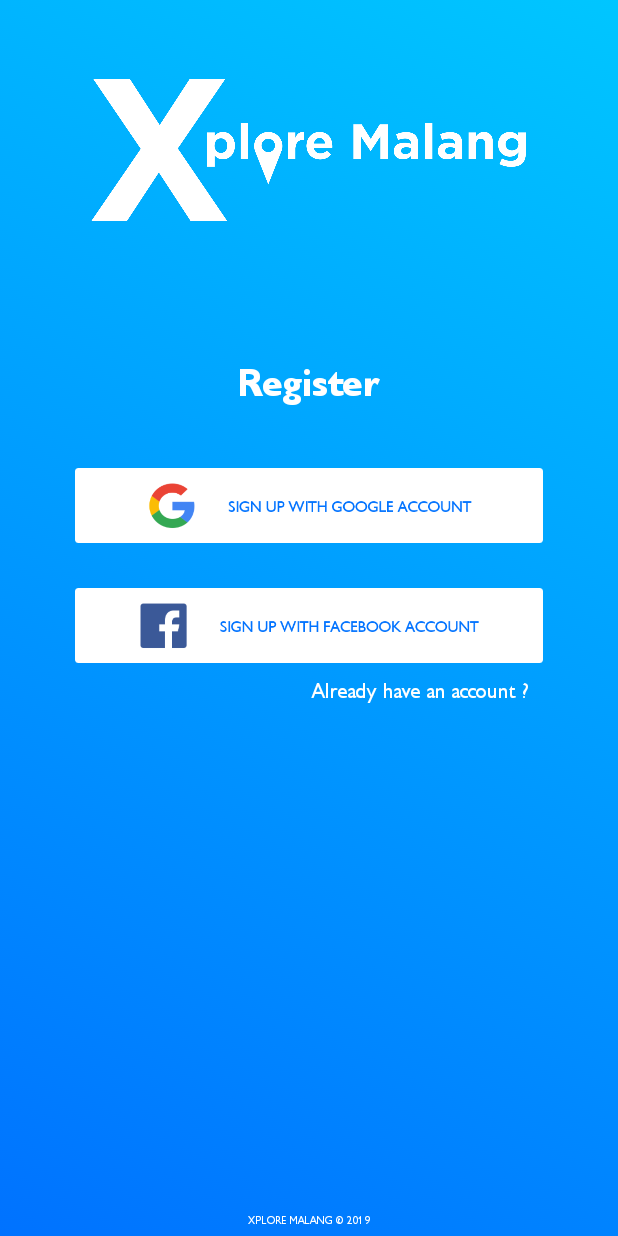
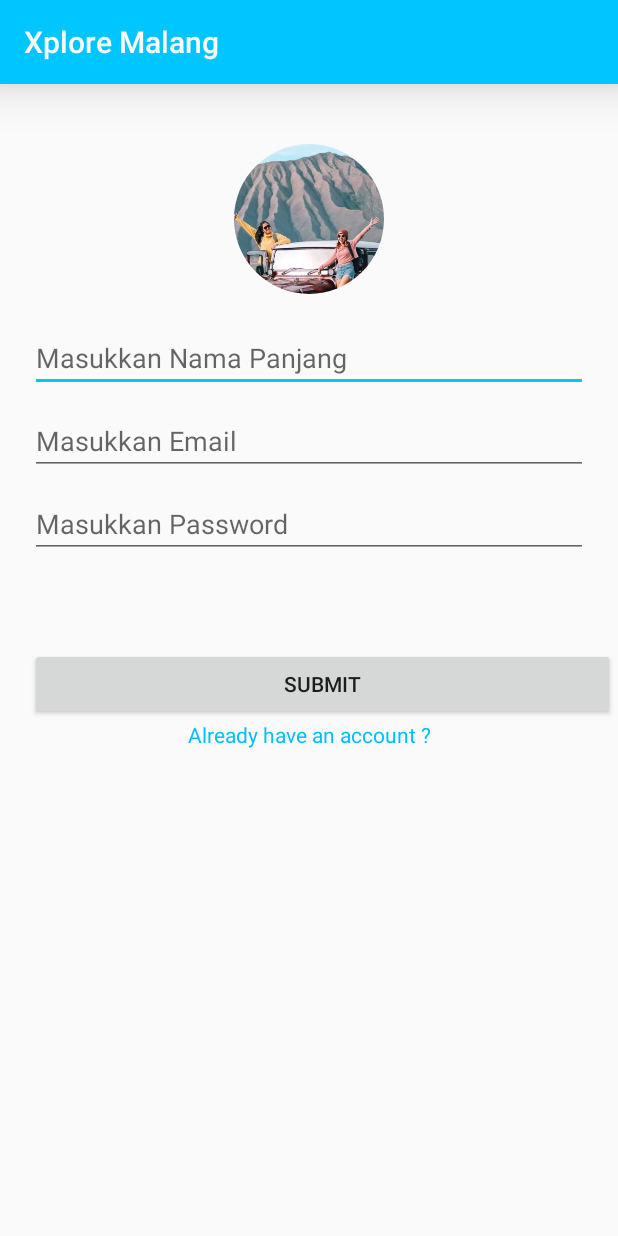
Before and after one commit to hramadhaan/Xplore-Malang, an Android app: the RegisterAccount screen opened directly, with no data from a screen before it, on a phone screen of 412 x 824 dp. Run offline under Robolectric (Android 15) with nearby library versions, the phone set to English and light mode, and no system bars; our stand-ins replace CircleImageView, Firebase (no records; nobody signed in at launch, a user with empty details on screens opened directly).

Commit message:
front end dan back end registrasi

```diff
--- a/app/src/main/java/com/xploremalang/xploremalang/AccountActivity/LoginActivity.java
+++ b/app/src/main/java/com/xploremalang/xploremalang/AccountActivity/LoginActivity.java
@@ -50,13 +50,13 @@ public class LoginActivity extends AppCompatActivity {
 
         sudah = findViewById(R.id.sudah_punya_akun);
 
-//        sudah.setOnClickListener(new View.OnClickListener() {
-////            @Override
-////            public void onClick(View v) {
-////                Intent i = new Intent(LoginActivity.this,RegistrationActivity.class);
-////                startActivity(i);
-////            }
-//        });
+       sudah.setOnClickListener(new View.OnClickListener() {
+           @Override
+            public void onClick(View v) {
+               Intent i = new Intent(LoginActivity.this,RegisterAccount.class);
+               startActivity(i);
+            }
+        });
 
         submit_login = findViewById(R.id.button_login);
         submit_login.setOnClickListener(new View.OnClickListener() {
--- a/app/src/main/java/com/xploremalang/xploremalang/AccountActivity/RegisterAccount.java
+++ b/app/src/main/java/com/xploremalang/xploremalang/AccountActivity/RegisterAccount.java
@@ -1,15 +1,122 @@
 package com.xploremalang.xploremalang.AccountActivity;
 
+import android.app.ProgressDialog;
+import android.content.Intent;
+import android.support.annotation.NonNull;
 import android.support.v7.app.AppCompatActivity;
 import android.os.Bundle;
+import android.text.TextUtils;
+import android.view.View;
+import android.widget.Button;
+import android.widget.EditText;
+import android.widget.TextView;
+import android.widget.Toast;
 
+import com.google.android.gms.tasks.OnCompleteListener;
+import com.google.android.gms.tasks.Task;
+import com.google.firebase.auth.AuthResult;
+import com.google.firebase.auth.FirebaseAuth;
+import com.google.firebase.auth.FirebaseUser;
+import com.google.firebase.database.DatabaseReference;
+import com.google.firebase.database.FirebaseDatabase;
+import com.xploremalang.xploremalang.Activity_Utama;
 import com.xploremalang.xploremalang.R;
 
+import java.util.HashMap;
+
+import de.hdodenhof.circleimageview.CircleImageView;
+
 public class RegisterAccount extends AppCompatActivity {
+
+    EditText registration_nama, registration_email, registration_password;
+    CircleImageView registration_foto;
+    Button bregistrasi;
+    FirebaseAuth firebaseAuth;
+    DatabaseReference reference;
+    ProgressDialog pd;
+    TextView have_account;
 
     @Override
     protected void onCreate(Bundle savedInstanceState) {
         super.onCreate(savedInstanceState);
         setContentView(R.layout.activity_register_account);
+        registration_nama = findViewById(R.id.registrasi_nama);
+        registration_email = findViewById(R.id.registrasi_email);
+        registration_password = findViewById(R.id.registrasi_password);
+        registration_foto = findViewById(R.id.registrasi_foto);
+        bregistrasi = findViewById(R.id.bregistrasi);
+
+        firebaseAuth = FirebaseAuth.getInstance();
+
+        have_account = findViewById(R.id.have_account);
+        have_account.setOnClickListener(new View.OnClickListener() {
+            @Override
+            public void onClick(View v) {
+                startActivity(new Intent(RegisterAccount.this, LoginActivity.class));
+            }
+        });
+
+        bregistrasi.setOnClickListener(new View.OnClickListener() {
+            @Override
+            public void onClick(View view) {
+                pd = new ProgressDialog(RegisterAccount.this);
+                pd.setMessage("Please wait..");
+                pd.show();
+
+                String str_nama = registration_nama.getText().toString();
+                String str_email = registration_email.getText().toString();
+                String str_password = registration_password.getText().toString();
+
+                if (TextUtils.isEmpty(str_nama) || TextUtils.isEmpty(str_email) || TextUtils.isEmpty(str_password)) {
+                    Toast.makeText(RegisterAccount.this, "All fields are require!", Toast.LENGTH_SHORT).show();
+                } else if (str_password.length() < 6) {
+                    Toast.makeText(RegisterAccount.this, "Password must have 6 character", Toast.LENGTH_SHORT).show();
+                } else {
+                    bregistrasi(str_nama, str_email, str_password);
+                }
+            }
+        });
     }
-}
+
+    public void bregistrasi(String str_nama, String str_email, String str_password) {
+                final ProgressDialog progressDialog = ProgressDialog.show(RegisterAccount.this, "Please wait...", "Processing...", true);
+                (firebaseAuth.createUserWithEmailAndPassword(registration_email.getText().toString(), registration_password.getText().toString()))
+                        .addOnCompleteListener(RegisterAccount.this, new OnCompleteListener<AuthResult>() {
+                            @Override
+                            public void onComplete(@NonNull Task<AuthResult> task) {
+                                progressDialog.dismiss();
+
+                                if (task.isSuccessful()) {
+                                    FirebaseUser firebaseUser = firebaseAuth.getCurrentUser();
+                                    String userid = firebaseUser.getUid();
+
+                                    reference = FirebaseDatabase.getInstance().getReference().child("Users").child(userid);
+
+                                    HashMap<String, Object> hashMap = new HashMap<>();
+                                    hashMap.put("id", userid);
+                                    hashMap.put("nama", registration_nama);
+                                    hashMap.put("email", registration_email);
+                                    hashMap.put("imageurl", "https://firebasestorage.googleapis.com/v0/b/xploremalangv2.appspot.com/o/profil%2Fg.png?alt=media&token=b308340a-d40a-4040-a038-04a6d5f1367f");
+
+                                    reference.setValue(hashMap).addOnCompleteListener(new OnCompleteListener<Void>() {
+                                        @Override
+                                        public void onComplete(@NonNull Task<Void> task) {
+                                            if (task.isSuccessful()) {
+                                                pd.dismiss();
+                                                Intent intent = new Intent(RegisterAccount.this, Activity_Utama.class);
+                                                intent.addFlags(Intent.FLAG_ACTIVITY_CLEAR_TASK | Intent.FLAG_ACTIVITY_NEW_TASK);
+                                                startActivity(intent);
+                                            }
+                                        }
+                                    });
+
+                                } else {
+                                    pd.dismiss();
+                                    Toast.makeText(RegisterAccount.this, "You can't register with this email or password", Toast.LENGTH_SHORT).show();
+                                }
+                            }
+
+                        });
+            }
+
+        }
--- a/app/src/main/java/com/xploremalang/xploremalang/Activity_Utama.java
+++ b/app/src/main/java/com/xploremalang/xploremalang/Activity_Utama.java
@@ -182,7 +182,7 @@ public class Activity_Utama extends AppCompatActivity
                startActivity(about);
                break;
            case R.id.nav_logout:
-               Toast.makeText(Activity_Utama.this,"Ini Tombol Log Out",Toast.LENGTH_SHORT).show();
+               Toast.makeText(Activity_Utama.this,"Log Out",Toast.LENGTH_SHORT).show();
                mAuth.signOut();
                break;
        }
--- a/app/src/main/res/layout/activity_login.xml
+++ b/app/src/main/res/layout/activity_login.xml
@@ -114,7 +114,7 @@
                 android:textColor="#fff"
                 android:layout_width="match_parent"
                 android:layout_height="wrap_content"
-                android:text="Already have an account ?"/>
+                android:text="Don't have an account ?"/>
 
             <TextView
                 android:gravity="bottom|center"
--- a/app/src/main/res/layout/activity_register_account.xml
+++ b/app/src/main/res/layout/activity_register_account.xml
@@ -1,74 +1,77 @@
 <?xml version="1.0" encoding="utf-8"?>
-<android.support.constraint.ConstraintLayout xmlns:android="http://schemas.android.com/apk/res/android"
+<RelativeLayout xmlns:android="http://schemas.android.com/apk/res/android"
     xmlns:app="http://schemas.android.com/apk/res-auto"
     xmlns:tools="http://schemas.android.com/tools"
     android:layout_width="match_parent"
     android:layout_height="match_parent"
-    android:background="@drawable/background_register"
     tools:context=".AccountActivity.RegisterAccount">
 
+    <android.support.v7.widget.Toolbar
+        android:id="@+id/toolbar_registration"
+        android:layout_width="match_parent"
+        android:layout_height="wrap_content"
+        android:background="@color/colorPrimary"
+        app:title="Xplore Malang"
 
-    <RelativeLayout
+        app:titleTextColor="@color/white"
+        android:elevation="20dp"></android.support.v7.widget.Toolbar>
+
+    <de.hdodenhof.circleimageview.CircleImageView
+        android:id="@+id/registrasi_foto"
+        android:layout_width="100dp"
+        android:layout_marginTop="40dp"
+        android:layout_height="100dp"
+        android:layout_centerHorizontal="true"
+        android:src="@drawable/foto_bromo"
+        android:layout_below="@+id/toolbar_registration"/>
+
+    <EditText
+        android:layout_marginRight="20dp"
+        android:layout_marginLeft="20dp"
+        android:layout_marginTop="20dp"
+        android:layout_below="@+id/registrasi_foto"
+        android:id="@+id/registrasi_nama"
         android:layout_width="match_parent"
-        android:layout_height="wrap_content">
-        <ImageView
-            android:id="@+id/logo"
-            android:layout_marginTop="40dp"
-            android:layout_centerHorizontal="true"
-            android:layout_width="290dp"
-            android:layout_height="120dp"
-            android:src="@drawable/putih"/>
-        <TextView
-            android:id="@+id/tv_register"
-            android:layout_marginTop="80dp"
-            android:gravity="center_horizontal"
-            android:layout_below="@+id/logo"
-            android:layout_width="match_parent"
-            android:layout_height="wrap_content"
-            android:text="Register"
-            android:textColor="#fff"
-            android:fontFamily="@font/gibson_bold"
-            android:textSize="25dp"/>
+        android:layout_height="wrap_content"
+        android:hint="Masukkan Nama Panjang"/>
 
-        <Button
-            android:layout_marginTop="40dp"
-            android:id="@+id/button_google"
-            android:layout_marginLeft="50dp"
-            android:layout_marginRight="50dp"
-            android:layout_width="match_parent"
-            android:layout_height="50dp"
-            android:background="@drawable/google"
-            android:elevation="30dp"
-            android:layout_below="@+id/tv_register"/>
-        <Button
-            android:layout_marginLeft="50dp"
-            android:layout_marginRight="50dp"
-            android:id="@+id/button_facebook"
-            android:layout_width="match_parent"
-            android:layout_height="50dp"
-            android:background="@drawable/facebook"
-            android:layout_below="@+id/button_google"
-            android:layout_marginTop="30dp"/>
-        <TextView
-            android:layout_marginRight="60dp"
-            android:gravity="right"
-            android:layout_marginTop="10dp"
-            android:layout_below="@+id/button_facebook"
-            android:fontFamily="@font/gibson_regular"
-            android:textSize="14dp"
-            android:textColor="#fff"
-            android:layout_width="match_parent"
-            android:layout_height="wrap_content"
-            android:text="Already have an account ?"/>
-<TextView
-    android:gravity="bottom|center"
-    android:layout_marginBottom="5dp"
-    android:text="XPLORE MALANG © 2019"
-    android:fontFamily="@font/gibson_regular"
-    android:textSize="7dp"
-    android:textColor="#fff"
-    android:layout_width="match_parent"
-    android:layout_height="match_parent" />
-    </RelativeLayout>
+    <EditText
+        android:layout_width="match_parent"
+        android:layout_height="wrap_content"
+        android:id="@+id/registrasi_email"
+        android:layout_below="@id/registrasi_nama"
+        android:layout_marginTop="10dp"
+        android:layout_marginLeft="20dp"
+        android:layout_marginRight="20dp"
+        android:hint="Masukkan Email"/>
 
-</android.support.constraint.ConstraintLayout>
+    <EditText
+        android:id="@+id/registrasi_password"
+        android:layout_width="match_parent"
+        android:layout_height="wrap_content"
+        android:layout_below="@id/registrasi_email"
+        android:layout_marginTop="10dp"
+        android:layout_marginRight="20dp"
+        android:layout_marginLeft="20dp"
+        android:hint="Masukkan Password"
+        android:inputType="textPassword"/>
+
+    <Button
+        android:layout_width="match_parent"
+        android:layout_height="wrap_content"
+        android:id="@+id/bregistrasi"
+        android:layout_marginLeft="20dp"
+        android:layout_marginRight="2dp"
+        android:layout_marginTop="60dp"
+        android:layout_below="@id/registrasi_password"
+        android:text="Submit"/>
+
+    <TextView
+        android:id="@+id/have_account"
+        android:layout_width="match_parent"
+        android:layout_height="match_parent"
+        android:textColor="@color/DeepSkyBlue"
+        android:gravity="center_horizontal"
+        android:layout_below="@id/bregistrasi"
+        android:text="Already have an account ?"/>
+</RelativeLayout>
```
Also changed, not shown: 1 other file.
